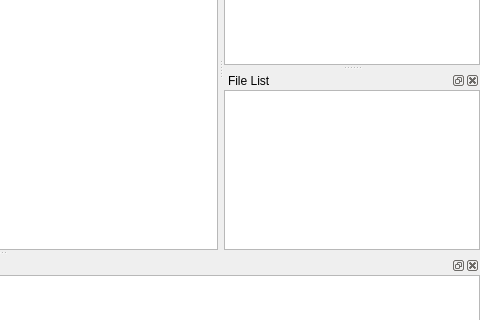
The window that ui/mainwindow.ui (jepaynedev/MailPrep) describes before a commit, drawn with Qt 5; both pictures show x 486 to 966 and y 162 to 482 of the 966 by 651 pixel window.
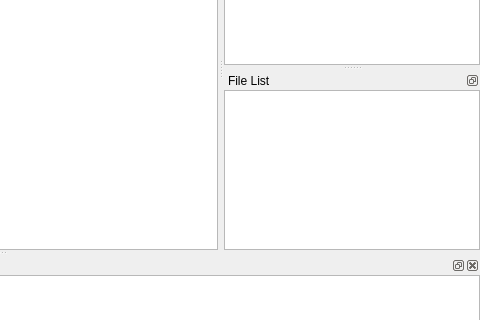
The same window after the commit.

```diff
--- a/ui/mainwindow.ui
+++ b/ui/mainwindow.ui
@@ -189,6 +189,9 @@
    </widget>
   </widget>
   <widget class="QDockWidget" name="dockWidget__fileList">
+   <property name="features">
+    <set>QDockWidget::DockWidgetFloatable|QDockWidget::DockWidgetMovable</set>
+   </property>
    <property name="allowedAreas">
     <set>Qt::LeftDockWidgetArea|Qt::RightDockWidgetArea</set>
    </property>
```
Left out of the diff: 27 changed lines with no effect on the pictures.
